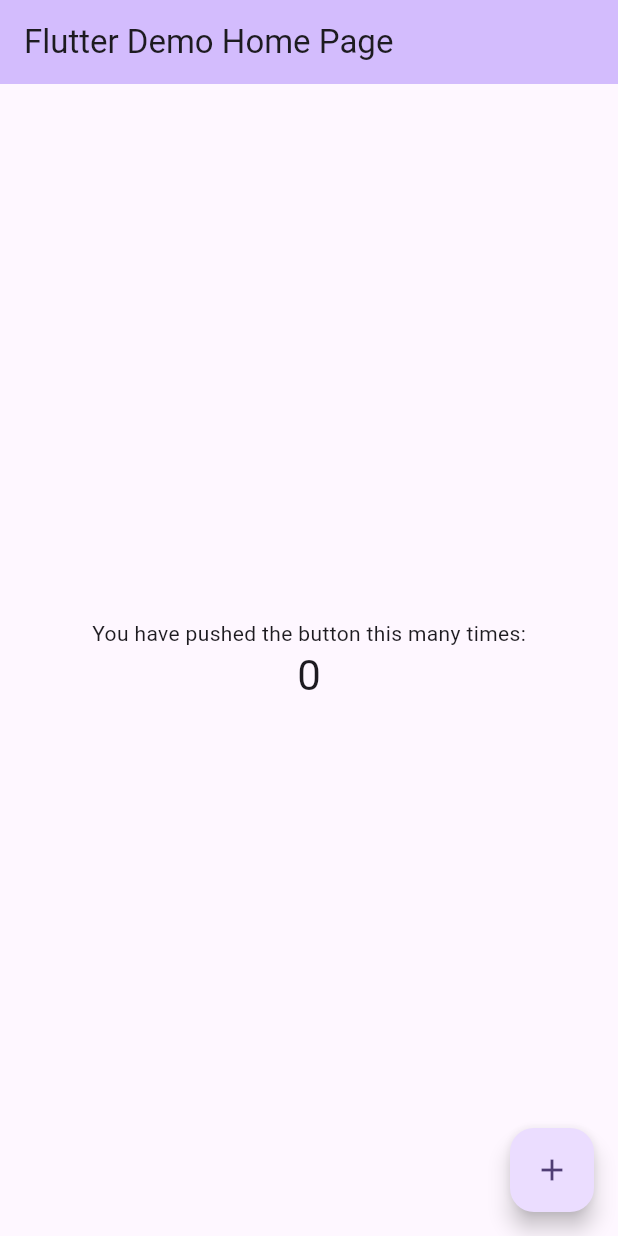
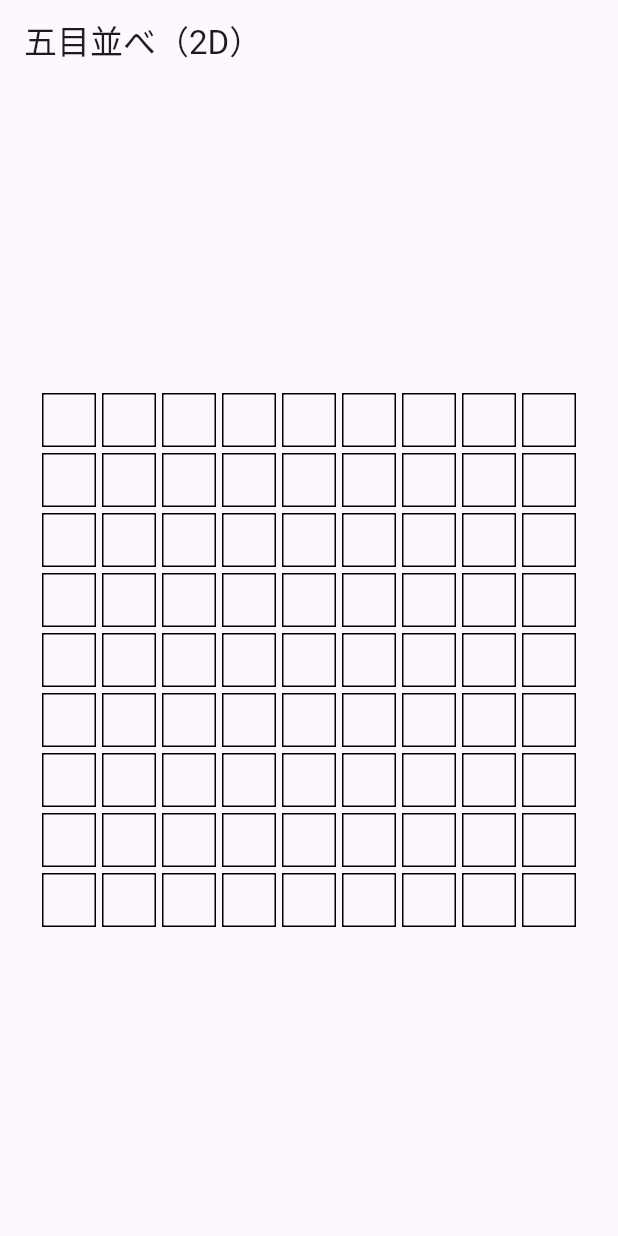
Before and after one commit to hayatonjp/gomoku_2d, a Flutter app: the screen it shows after launch, on a phone screen of 412 x 824 dp. Run offline on Flutter 3.47's test engine with Material 3 defaults, Android fonts, the light colour scheme and no system bars.

Commit message:
feat: 盤面、五目交互に配置できるよう追加

```diff
--- a/lib/main.dart
+++ b/lib/main.dart
@@ -1,122 +1,87 @@
 import 'package:flutter/material.dart';
 
 void main() {
-  runApp(const MyApp());
+  runApp(const MyApp()); // MyAppを起動
 }
 
+// アプリの全体を動かすWidget
 class MyApp extends StatelessWidget {
+  // super.key: 親クラスである StatelessWidget に Key を渡している。Flutterの差分描画に使われる
   const MyApp({super.key});
 
-  // This widget is the root of your application.
   @override
+  // Flutterで全てのUIは build() メソッドの中で構築される
+  // context は、親ウィジェットの情報やテーマへのアクセスに使う
   Widget build(BuildContext context) {
     return MaterialApp(
-      title: 'Flutter Demo',
-      theme: ThemeData(
-        // This is the theme of your application.
-        //
-        // TRY THIS: Try running your application with "flutter run". You'll see
-        // the application has a purple toolbar. Then, without quitting the app,
-        // try changing the seedColor in the colorScheme below to Colors.green
-        // and then invoke "hot reload" (save your changes or press the "hot
-        // reload" button in a Flutter-supported IDE, or press "r" if you used
-        // the command line to start the app).
-        //
-        // Notice that the counter didn't reset back to zero; the application
-        // state is not lost during the reload. To reset the state, use hot
-        // restart instead.
-        //
-        // This works for code too, not just values: Most code changes can be
-        // tested with just a hot reload.
-        colorScheme: ColorScheme.fromSeed(seedColor: Colors.deepPurple),
-      ),
-      home: const MyHomePage(title: 'Flutter Demo Home Page'),
+      title: '2D Gomoku', // アプリのタイトル
+      home: const GomokuBoard(), // アプリ起動時に最初に表示する画面を指定
     );
   }
 }
 
-class MyHomePage extends StatefulWidget {
-  const MyHomePage({super.key, required this.title});
-
-  // This widget is the home page of your application. It is stateful, meaning
-  // that it has a State object (defined below) that contains fields that affect
-  // how it looks.
-
-  // This class is the configuration for the state. It holds the values (in this
-  // case the title) provided by the parent (in this case the App widget) and
-  // used by the build method of the State. Fields in a Widget subclass are
-  // always marked "final".
-
-  final String title;
+// 状態（盤面、ターン）を持つので、StatefulWidgetを使用
+// State<GomokuBoard> が実際の状態管理とUI構築を行う
+class GomokuBoard extends StatefulWidget {
+  const GomokuBoard({super.key});
 
   @override
-  State<MyHomePage> createState() => _MyHomePageState();
+  State<GomokuBoard> createState() => _GomokuBoardState(); // このWidgetに対応するStateクラスを返す
 }
 
-class _MyHomePageState extends State<MyHomePage> {
-  int _counter = 0;
+// 最初にアンダーバーつけるとprivateなクラスになる
+class _GomokuBoardState extends State<GomokuBoard> {
+  static const int boardSize = 9; // 盤面のサイズ（9×9）
+  List<List<String>> board = List.generate(boardSize, (_) => List.filled(boardSize, '')); // 盤面の状態（空文字''、'●'、'○'）を格納する2次元配列
+  bool isBlackTurn = true; // 黒番か白番か（trueなら黒）
 
-  void _incrementCounter() {
+  // マスをタップしたときの処理
+  void handleTap(int row, int col) {
+    if (board[row][col] != '') return; // すでに置かれていたら無視
+
+    // ● と ○ が交互に置かれるようになっている
     setState(() {
-      // This call to setState tells the Flutter framework that something has
-      // changed in this State, which causes it to rerun the build method below
-      // so that the display can reflect the updated values. If we changed
-      // _counter without calling setState(), then the build method would not be
-      // called again, and so nothing would appear to happen.
-      _counter++;
+      board[row][col] = isBlackTurn ? '●' : '○';
+      isBlackTurn = !isBlackTurn;
     });
   }
 
   @override
   Widget build(BuildContext context) {
-    // This method is rerun every time setState is called, for instance as done
-    // by the _incrementCounter method above.
-    //
-    // The Flutter framework has been optimized to make rerunning build methods
-    // fast, so that you can just rebuild anything that needs updating rather
-    // than having to individually change instances of widgets.
     return Scaffold(
       appBar: AppBar(
-        // TRY THIS: Try changing the color here to a specific color (to
-        // Colors.amber, perhaps?) and trigger a hot reload to see the AppBar
-        // change color while the other colors stay the same.
-        backgroundColor: Theme.of(context).colorScheme.inversePrimary,
-        // Here we take the value from the MyHomePage object that was created by
-        // the App.build method, and use it to set our appbar title.
-        title: Text(widget.title),
+        title: const Text('五目並べ（2D）'),
       ),
       body: Center(
-        // Center is a layout widget. It takes a single child and positions it
-        // in the middle of the parent.
         child: Column(
-          // Column is also a layout widget. It takes a list of children and
-          // arranges them vertically. By default, it sizes itself to fit its
-          // children horizontally, and tries to be as tall as its parent.
-          //
-          // Column has various properties to control how it sizes itself and
-          // how it positions its children. Here we use mainAxisAlignment to
-          // center the children vertically; the main axis here is the vertical
-          // axis because Columns are vertical (the cross axis would be
-          // horizontal).
-          //
-          // TRY THIS: Invoke "debug painting" (choose the "Toggle Debug Paint"
-          // action in the IDE, or press "p" in the console), to see the
-          // wireframe for each widget.
-          mainAxisAlignment: MainAxisAlignment.center,
-          children: <Widget>[
-            const Text('You have pushed the button this many times:'),
-            Text(
-              '$_counter',
-              style: Theme.of(context).textTheme.headlineMedium,
-            ),
-          ],
+          mainAxisAlignment: MainAxisAlignment.center, // MainAxisAlignment: ウィジェットの並び方（レイアウト）を制御するための定数の1つ
+          children: List.generate(boardSize, (row) { // 盤面の表示（UI）
+            // Column の中に Row を並べて盤面（2次元）を構築
+            return Row(
+              mainAxisAlignment: MainAxisAlignment.center,
+              children: List.generate(boardSize, (col) {
+                return GestureDetector( // GestureDetector: タップ・長押し・スワイプなどのユーザー操作（ジェスチャー）を検出するためのウィジェット
+                  onTap: () => handleTap(row, col),
+                  // 各マスは Container で表示され、タップ可能にするために GestureDetector で包んでいる
+                  child: Container(
+                    width: 36,
+                    height: 36,
+                    margin: const EdgeInsets.all(2), // EdgeInsets: 余白（padding や margin）を設定するためのクラス
+                    decoration: BoxDecoration(
+                      border: Border.all(color: Colors.black),
+                    ),
+                    alignment: Alignment.center,
+                    child: Text( // 中には Text で '●' または '○' を表示
+                      board[row][col],
+                      style: const TextStyle(fontSize: 24),
+                    ),
+                  ),
+                );
+              }),
+            );
+          }),
         ),
       ),
-      floatingActionButton: FloatingActionButton(
-        onPressed: _incrementCounter,
-        tooltip: 'Increment',
-        child: const Icon(Icons.add),
-      ), // This trailing comma makes auto-formatting nicer for build methods.
     );
   }
 }
```
